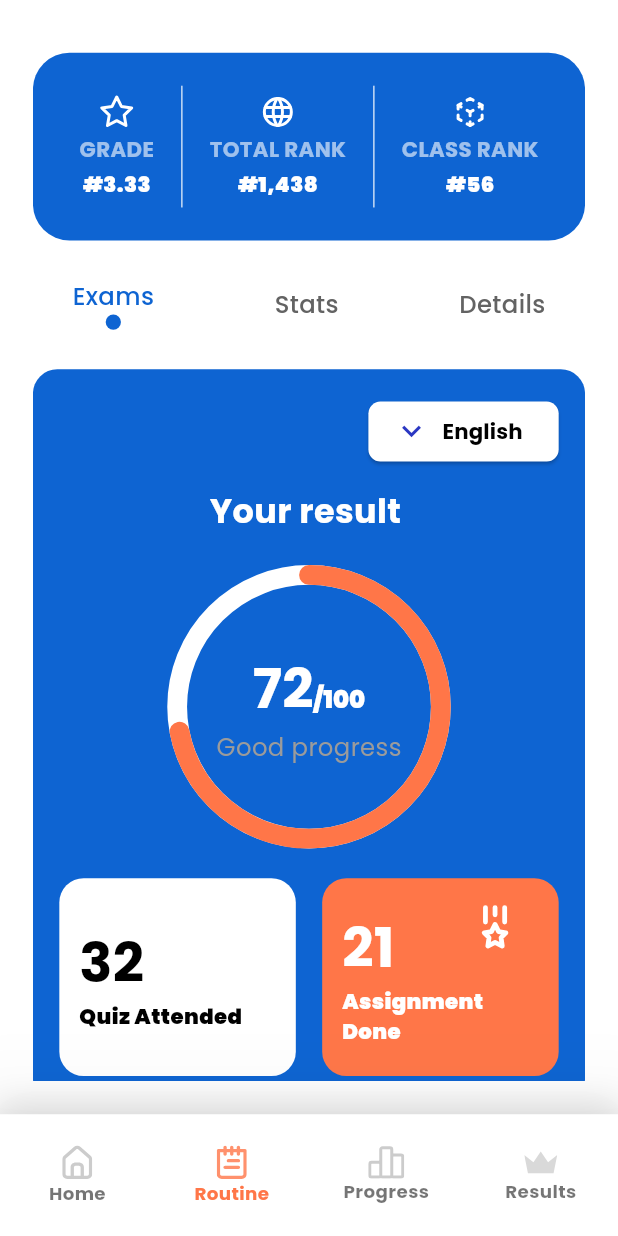
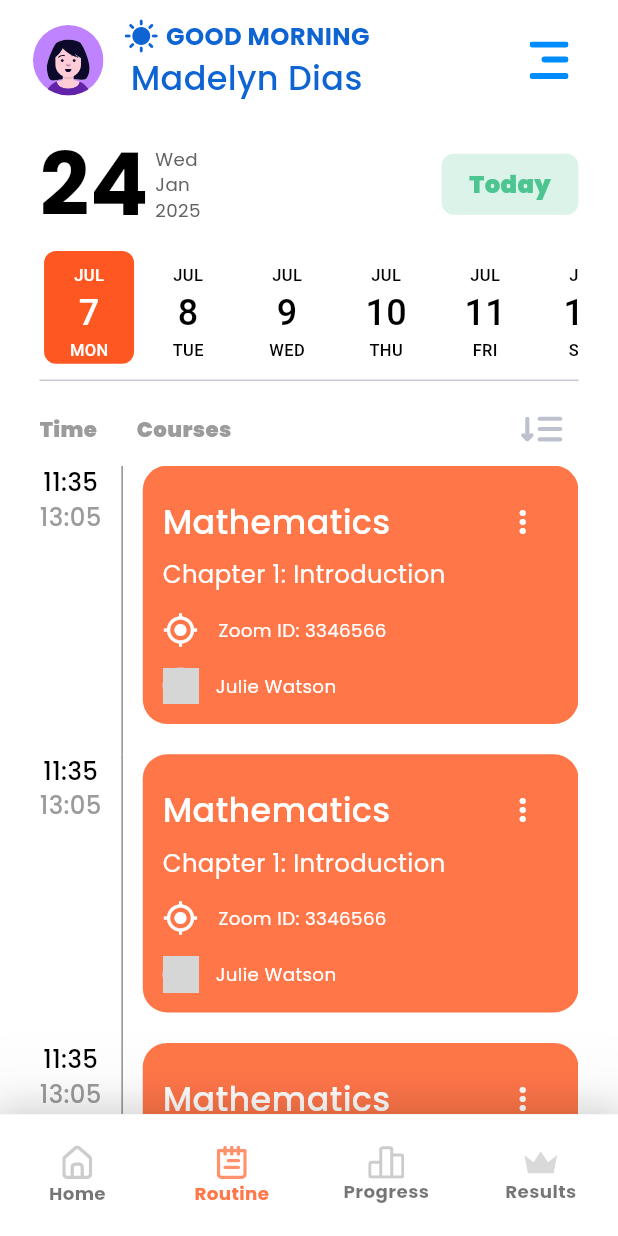
Before and after one commit to Ztrios/Learning-Management, a Flutter app: the BottomNavigationPage screen opened by its route, item 2 of the bottom bar chosen, on a phone screen of 412 x 824 dp. Run offline on Flutter 3.47's test engine with Material 3 defaults, Android fonts, the phone set to English and light mode, and no system bars; drawn by our look-alikes of date_picker_timeline, toastification; our stand-ins replace awesome_notifications, dartz, dio, equatable, firebase_core, firebase_messaging and 15 more; accounts and stored records are empty; network calls fail; grey boxes are pictures that could not be loaded.

Commit message:
:art:[Interface]: Routine page user interface design completed.

```diff
--- a/lib/core/utils/styles/app_colors.dart
+++ b/lib/core/utils/styles/app_colors.dart
@@ -18,6 +18,8 @@ class AppColors {
   static const Color textPrimary = Color(0xFF000000);
   static const Color textSecondary = Color(0xFF212525);
   static const Color textGrey = Color(0xFF636363);
+
+  static const Color textGreyLight = Color(0xFF9B9B9B);
   static const Color borderColor = Color(0xFF9B9B9B);
 
   // Status Colors
--- a/lib/features/bottom_navigations/presentation/pages/bottom_navigation_page.dart
+++ b/lib/features/bottom_navigations/presentation/pages/bottom_navigation_page.dart
@@ -8,6 +8,7 @@ import 'package:learning_management/core/utils/styles/app_text_styles.dart';
 import 'package:learning_management/features/home/presentation/pages/home_page.dart';
 import 'package:learning_management/features/progress/presentation/pages/progress_page.dart';
 import 'package:learning_management/features/results/presentation/pages/results_page.dart';
+import 'package:learning_management/features/routine/presentation/pages/routine_page.dart';
 
 class BottomNavigationPage extends HookWidget {
   static String get path => "/bottom-navigation";
@@ -22,7 +23,7 @@ class BottomNavigationPage extends HookWidget {
 
     final List<Widget> navigationPages = [
       const HomePage(),
-      const ProgressPage(),
+      const RoutinePage(),
       const ProgressPage(),
       const ResultsPage()
     ];
--- /dev/null
+++ b/lib/features/routine/presentation/pages/routine_page.dart
@@ -0,0 +1,99 @@
+import 'package:flutter/material.dart';
+import 'package:flutter_hooks/flutter_hooks.dart';
+import 'package:flutter_screenutil/flutter_screenutil.dart';
+import 'package:learning_management/core/utils/styles/app_text_styles.dart';
+import 'package:learning_management/core/utils/ui_helpers/alignments.dart';
+import 'package:learning_management/core/utils/ui_helpers/paddings.dart';
+import 'package:learning_management/core/utils/ui_helpers/spacing.dart';
+import 'package:learning_management/features/routine/presentation/widgets/routine_list_widget.dart';
+import 'package:learning_management/widgets/app_bars/app_bars.dart';
+import 'package:date_picker_timeline/date_picker_timeline.dart';
+
+class RoutinePage extends HookWidget {
+  const RoutinePage({super.key});
+
+  @override
+  Widget build(BuildContext context) {
+    return SafeArea(
+      child: Container(
+        width: 1.sw,
+        height: 1.sh,
+        padding: paddingTop12,
+        child: Column(
+          crossAxisAlignment: crossStart,
+          children: [
+
+            PrimaryAppBar(),
+
+            gap12,
+
+            Expanded(
+              child: Padding(
+                padding: paddingH24,
+                child: Column(
+                  children: [
+
+                    Row(
+                      children: [
+                        Text(
+                          "24",
+                          style: AppTextStyles.displayLarge,
+                        ),
+
+                        gap4,
+
+                        Text(
+                          "Wed\nJan\n2025",
+                          style: AppTextStyles.caption,
+                        ),
+
+                        const Spacer(),
+
+                        Container(
+                          width: 83.w,
+                          height: 40.h,
+                          alignment: Alignment.center,
+                          decoration: ShapeDecoration(
+                            color: const Color(0xFF4DC591).withValues(alpha: 0.2),
+                            shape: RoundedRectangleBorder(borderRadius: BorderRadius.circular(8)),
+                          ),
+                          child: Text(
+                            "Today",
+                            style: AppTextStyles.titleMedium.copyWith(
+                              color: const Color(0xFF4DC591),
+                              fontWeight: FontWeight.w900
+                            ),
+                          ),
+                        ),
+
+                      ],
+                    ),
+
+                    DatePicker(
+                      DateTime.now(),
+                      initialSelectedDate: DateTime.now(),
+                      height: 80.h,
+                      selectionColor: Colors.deepOrange,
+                      daysCount: 30,
+                      onDateChange: (date) {
+                      }
+                    ),
+
+
+                    const Divider(),
+
+                    Expanded(
+                      child: RoutineListWidget(),
+                    )
+
+                  ],
+                ),
+              ),
+            )
+
+          ],
+        ),
+      ),
+    );
+  }
+}
--- /dev/null
+++ b/lib/features/routine/presentation/widgets/item_view/routine_list_item_view.dart
@@ -0,0 +1,138 @@
+import 'package:flutter/material.dart';
+import 'package:flutter_screenutil/flutter_screenutil.dart';
+import 'package:learning_management/core/utils/styles/app_colors.dart';
+import 'package:learning_management/core/utils/styles/app_text_styles.dart';
+import 'package:learning_management/core/utils/ui_helpers/alignments.dart';
+import 'package:learning_management/core/utils/ui_helpers/paddings.dart';
+import 'package:learning_management/core/utils/ui_helpers/radius.dart';
+import 'package:learning_management/core/utils/ui_helpers/spacing.dart';
+
+class RoutineListItemView extends StatelessWidget {
+  const RoutineListItemView({
+    super.key,
+  });
+
+  @override
+  Widget build(BuildContext context) {
+    return IntrinsicHeight(
+      child: Row(
+        children: [
+          Column(
+            children: [
+              Text(
+                "11:35",
+                style: AppTextStyles.titleMedium,
+              ),
+
+              Text(
+                "13:05",
+                style: AppTextStyles.titleMedium.copyWith(
+                    color: AppColors.textGreyLight
+                ),
+              ),
+            ],
+          ),
+
+
+          gap12,
+
+          Container(
+            width: 1.w,
+            color: AppColors.grey,
+          ),
+
+          gap12,
+
+
+          Expanded(
+            child: Container(
+              width: 1.sw,
+              margin: paddingBottom20,
+              padding: padding12,
+              decoration: BoxDecoration(
+                  color: AppColors.deepOrange,
+                  borderRadius: radius16
+              ),
+              child: Column(
+                crossAxisAlignment: crossStart,
+                children: [
+
+                  Row(
+                    mainAxisAlignment: mainSpaceBetween,
+                    children: [
+                      Text(
+                        "Mathematics",
+                        style: AppTextStyles.titleLarge.copyWith(
+                            color: Colors.white
+                        ),
+                      ),
+
+                      IconButton(
+                          onPressed: (){},
+                          icon: Icon(Icons.more_vert,color: Colors.white,)
+                      )
+
+
+                    ],
+                  ),
+
+                  Text(
+                    "Chapter 1: Introduction",
+                    style: AppTextStyles.bodyLarge.copyWith(
+                        color: Colors.white
+                    ),
+                  ),
+
+                  gap12,
+
+                  Row(
+                    children: [
+
+                      Icon(Icons.my_location, color: Colors.white),
+
+                      gap12,
+
+                      Text(
+                        "Zoom ID: 3346566",
+                        style: AppTextStyles.caption.copyWith(
+                            color: Colors.white
+                        ),
+                      )
+
+                    ],
+                  ),
+
+                  gap12,
+
+                  Row(
+                    children: [
+
+                      CircleAvatar(
+                        radius: 12.r,
+                        backgroundImage: NetworkImage(
+                          "https://plus.unsplash.com/premium_photo-1689568126014-06fea9d5d341?fm=jpg",
+                        ),
+                      ),
+
+                      gap10,
+
+                      Text(
+                        "Julie Watson",
+                        style: AppTextStyles.caption.copyWith(
+                            color: Colors.white
+                        ),
+                      )
+
+                    ],
+                  ),
+
+                ],
+              ),
+            ),
+          ),
+
+        ],
+      ),
+    );
+  }
+}
--- /dev/null
+++ b/lib/features/routine/presentation/widgets/routine_list_widget.dart
@@ -0,0 +1,72 @@
+import 'package:flutter/material.dart';
+import 'package:flutter_screenutil/flutter_screenutil.dart';
+import 'package:flutter_svg/flutter_svg.dart';
+import 'package:learning_management/core/utils/styles/app_colors.dart';
+import 'package:learning_management/core/utils/styles/app_text_styles.dart';
+import 'package:learning_management/core/utils/ui_helpers/alignments.dart';
+import 'package:learning_management/core/utils/ui_helpers/spacing.dart';
+import 'package:learning_management/features/routine/presentation/widgets/item_view/routine_list_item_view.dart';
+
+class RoutineListWidget extends StatelessWidget {
+  const RoutineListWidget({super.key});
+
+  @override
+  Widget build(BuildContext context) {
+    return Column(
+      children: [
+
+        Row(
+          children: [
+
+            Text(
+              "Time",
+              style: AppTextStyles.titleSmall.copyWith(
+                  color: AppColors.textGreyLight,
+                  fontWeight: FontWeight.w900
+              ),
+            ),
+
+            gap24,
+
+            Expanded(
+              child: Row(
+                mainAxisAlignment: mainSpaceBetween,
+                children: [
+
+                  Text(
+                    "Courses",
+                    style: AppTextStyles.titleSmall.copyWith(
+                        color: AppColors.textGreyLight,
+                        fontWeight: FontWeight.w900
+                    ),
+                  ),
+
+
+                  IconButton(
+                      onPressed: (){},
+                      icon: SvgPicture.asset(
+                        "assets/icons/filter_icon.svg",
+                        width: 30.w,
+                      )
+                  )
+                ],
+              ),
+            )
+
+          ],
+        ),
+
+        Expanded(
+          child: ListView.builder(
+            itemCount: 10,
+              itemBuilder: (context, index){
+                return RoutineListItemView();
+              }
+          ),
+        )
+
+
+      ],
+    );
+  }
+}
```
Also changed, not shown: assets/icons/filter_icon.svg (added).
